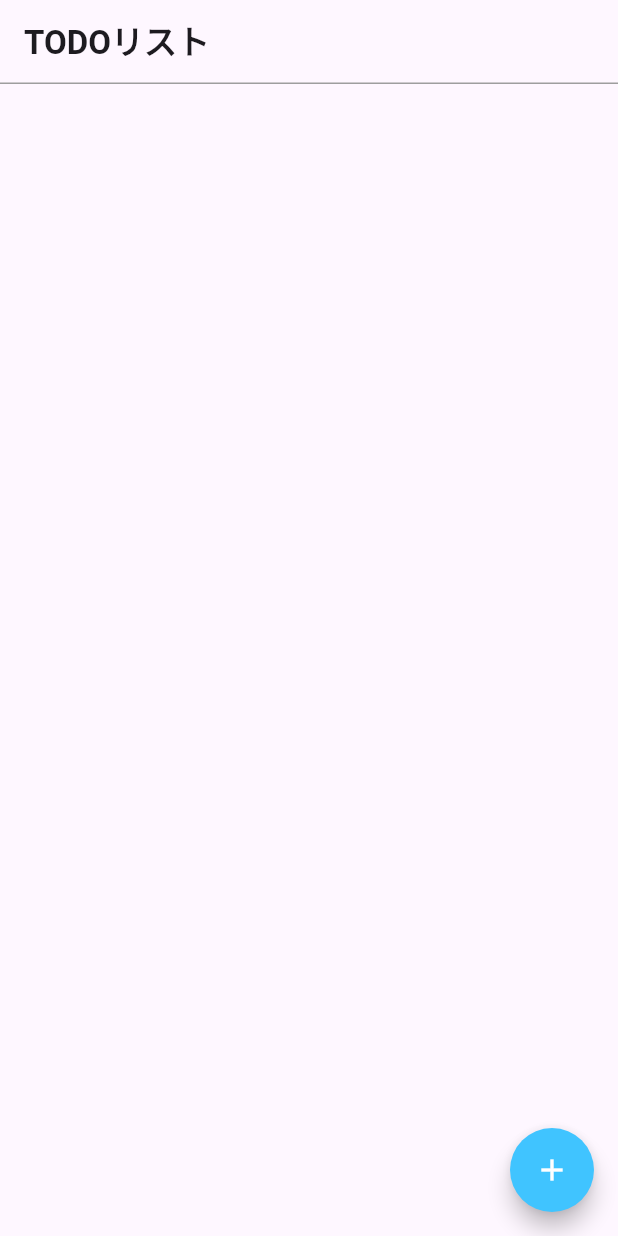
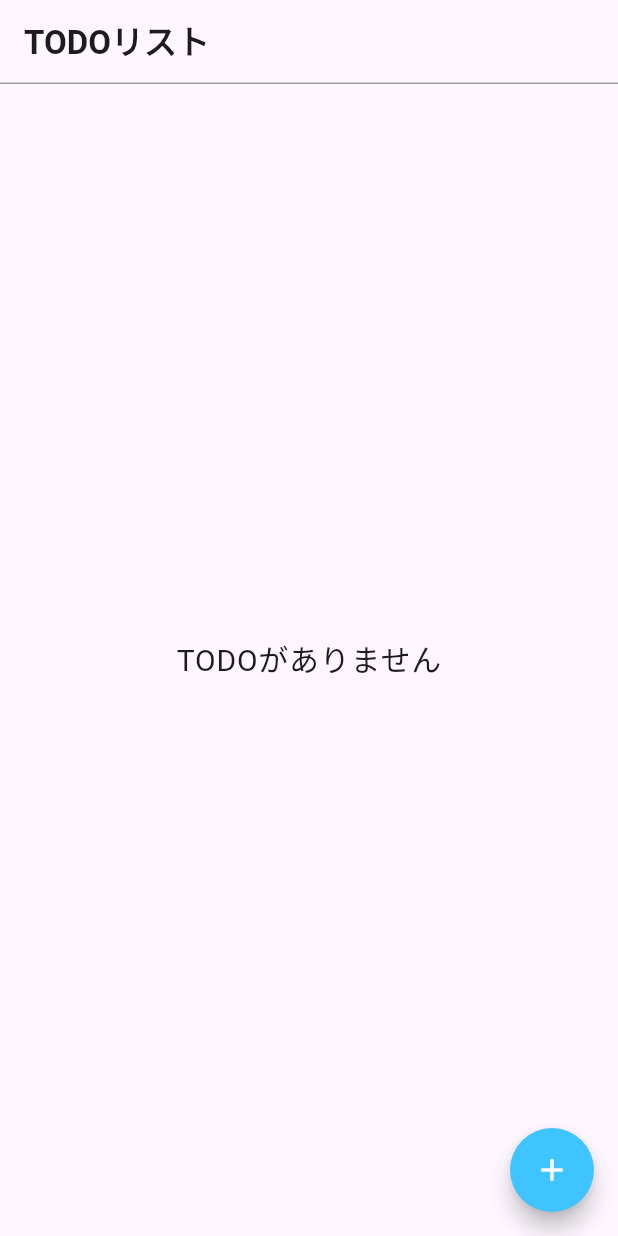
Before and after one commit to yukimiyake0607/todo_riverpod, a Flutter app: the screen it shows after launch, on a phone screen of 412 x 824 dp. Run offline on Flutter 3.47's test engine with Material 3 defaults, Android fonts, the phone set to English and light mode, and no system bars; our stand-ins replace flutter_riverpod, freezed_annotation, hive, hive_flutter, riverpod_annotation; accounts and stored records are empty; generated files the repository leaves out were written again.

Commit message:
add: TODOがない場合は、画面に文字を出力

```diff
--- a/lib/screens/home_screen.dart
+++ b/lib/screens/home_screen.dart
@@ -23,7 +23,16 @@ class HomeScreen extends ConsumerWidget {
         ),
       ),
       body: todosAsyncValue.when(
-          data: (todos) => ListView.builder(
+          data: (todos) {
+            if (todos.isEmpty) {
+              return Center(
+                child: Text(
+                  'TODOがありません',
+                  style: Theme.of(context).textTheme.bodyLarge,
+                ),
+              );
+            } else {
+              return ListView.builder(
                 itemCount: todos.length,
                 itemBuilder: (context, index) {
                   final todo = todos[index];
@@ -63,7 +72,9 @@ class HomeScreen extends ConsumerWidget {
                     ),
                   );
                 },
-              ),
+              );
+            }
+          },
           error: (error, stack) => Center(
                 child: Text('Error: $error'),
               ),
```
